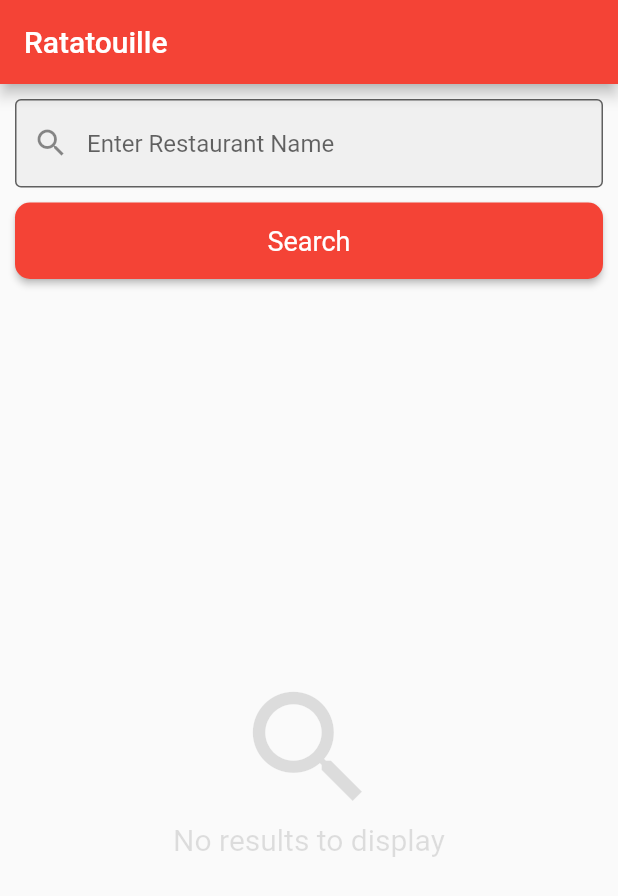
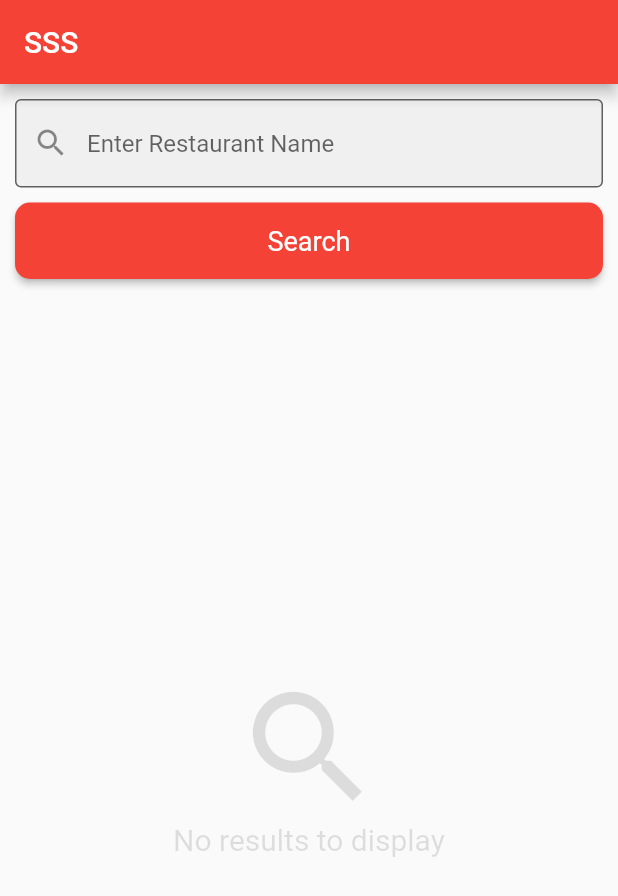
Before and after one commit to estarossa10/ratatouille, a Flutter app: the screen it shows after launch, on a phone screen of 412 x 824 dp. Shown: the top 896 px of the screen. Run offline on Flutter 3.47's test engine with Material 2 defaults, Android fonts, the phone set to English and light mode, and no system bars; our stand-ins replace dio, flutter_dotenv.

Commit message:
Edited gitignore and app name.

```diff
--- a/lib/main.dart
+++ b/lib/main.dart
@@ -17,7 +17,7 @@
         primarySwatch: Colors.blue,
         visualDensity: VisualDensity.adaptivePlatformDensity,
       ),
-      home: SearchPage(title: 'Ratatouille'),
+      home: SearchPage(title: 'SSS'),
       debugShowCheckedModeBanner: false,
     );
   }
```
Also changed, not shown: 2 other files.
